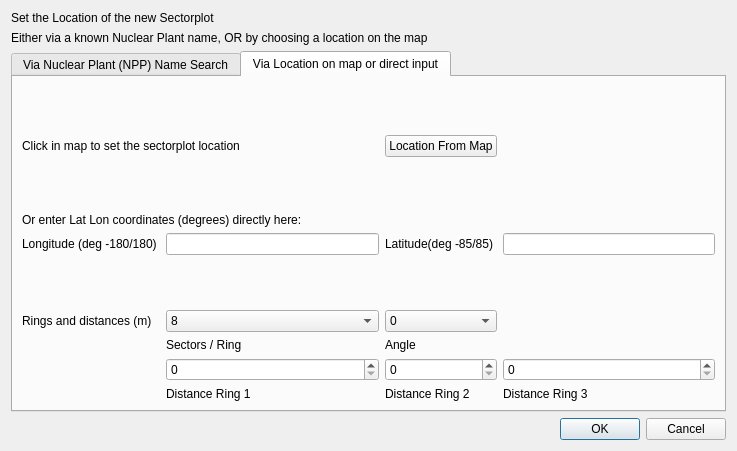
Old version of the form SectorPlot/sectorplot_location_dialog_base.ui in the repository rduivenvoorde/sectorplot.
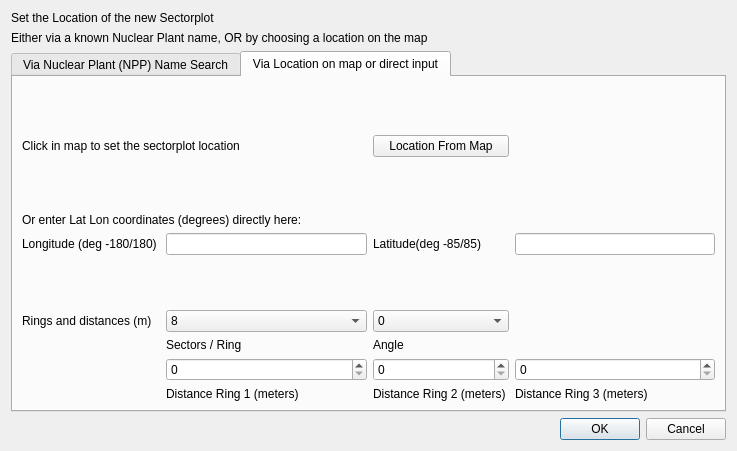
New version of the form.

Commit message: SectorRose/Pie distance now in meters instead of KM

Patch:
```diff
--- a/SectorPlot/sectorplot_location_dialog_base.ui
+++ b/SectorPlot/sectorplot_location_dialog_base.ui
@@ -266,13 +266,6 @@
          </item>
         </widget>
        </item>
-       <item row="6" column="0">
-        <widget class="QLabel" name="label_8">
-         <property name="text">
-          <string>Rings and distances (m)</string>
-         </property>
-        </widget>
-       </item>
        <item row="7" column="1">
         <widget class="QLabel" name="label_9">
          <property name="text">
@@ -290,42 +283,49 @@
        <item row="9" column="1">
         <widget class="QLabel" name="label_12">
          <property name="text">
-          <string>Distance Ring 1</string>
+          <string>Distance Ring 1 (meters)</string>
          </property>
         </widget>
        </item>
        <item row="9" column="2">
         <widget class="QLabel" name="label_13">
          <property name="text">
-          <string>Distance Ring 2</string>
+          <string>Distance Ring 2 (meters) </string>
          </property>
         </widget>
        </item>
        <item row="9" column="3">
         <widget class="QLabel" name="label_14">
          <property name="text">
-          <string>Distance Ring 3</string>
+          <string>Distance Ring 3 (meters)</string>
          </property>
         </widget>
        </item>
        <item row="8" column="3">
         <widget class="QSpinBox" name="spin_pie_ring3">
          <property name="maximum">
-          <number>200</number>
+          <number>200000</number>
          </property>
         </widget>
        </item>
        <item row="8" column="2">
         <widget class="QSpinBox" name="spin_pie_ring2">
          <property name="maximum">
-          <number>200</number>
+          <number>200000</number>
          </property>
         </widget>
        </item>
        <item row="8" column="1">
         <widget class="QSpinBox" name="spin_pie_ring1">
          <property name="maximum">
-          <number>200</number>
+          <number>200000</number>
+         </property>
+        </widget>
+       </item>
+       <item row="6" column="0">
+        <widget class="QLabel" name="label_8">
+         <property name="text">
+          <string>Rings and distances (m)</string>
          </property>
         </widget>
        </item>
```
The commit also changes 3 other files.
